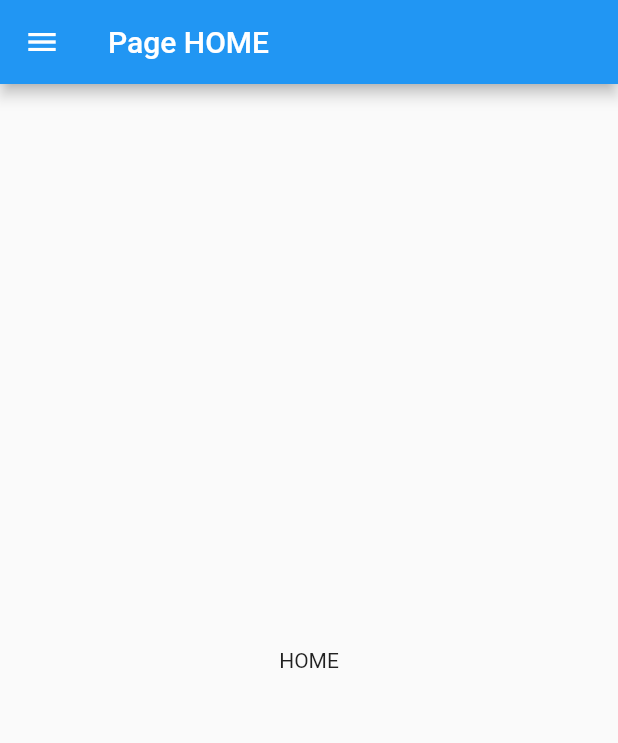
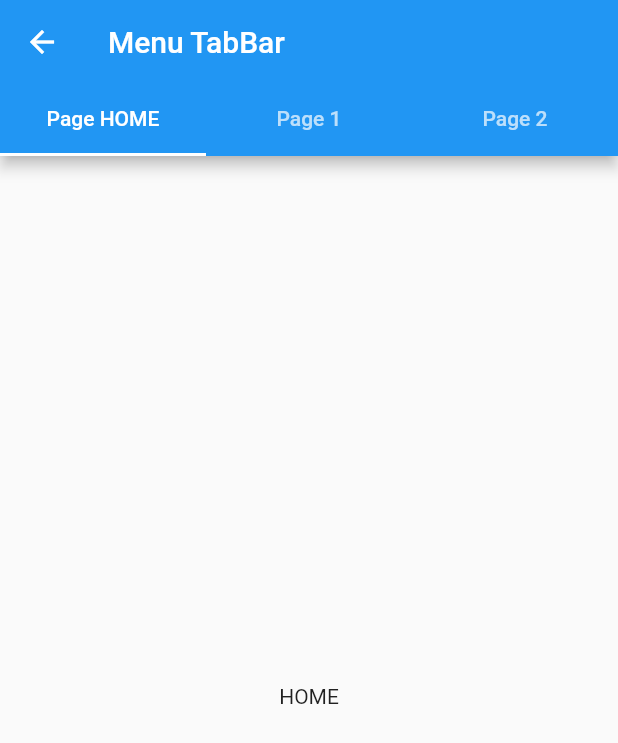
Before and after one commit to cristianms/teste_drawer, a Flutter app: the screen it shows after launch, after a tap on "Modelo 2", on a phone screen of 412 x 824 dp. Shown: the top 743 px of the screen. Run offline on Flutter 3.47's test engine with Material 2 defaults, Android fonts, the phone set to English and light mode, and no system bars.

Commit message:
Adicionado menu TabBar

```diff
--- a/lib/main.dart
+++ b/lib/main.dart
@@ -1,6 +1,7 @@
 import 'package:flutter/cupertino.dart';
 import 'package:flutter/material.dart';
 import 'package:testedrawer/pages/home_drawer.dart';
+import 'package:testedrawer/pages/home_tab_bar.dart';
 import 'package:testedrawer/pages/page_1.dart';
 import 'package:testedrawer/pages/page_2.dart';
 import 'package:testedrawer/pages/page_home.dart';
@@ -55,7 +56,7 @@ class _MyHomePageState extends State<MyHomePage> {
               child: Text("Modelo 2"),
               onPressed: () {
                 Navigator.push(context, MaterialPageRoute(
-                    builder: (context) => HomeDrawer()
+                    builder: (context) => HomeTabBar()
                 ));
               },
             ),
--- /dev/null
+++ b/lib/pages/home_tab_bar.dart
@@ -0,0 +1,27 @@
+import 'package:flutter/material.dart';
+import 'package:testedrawer/pages/page_1.dart';
+import 'package:testedrawer/pages/page_2.dart';
+import 'package:testedrawer/pages/page_home.dart';
+
+class HomeTabBar extends StatelessWidget {
+
+  final pages = [PageHome(), Page1(), Page2()];
+
+  @override
+  Widget build(BuildContext context) {
+    return DefaultTabController(
+      length: pages.length,
+        child: Scaffold(
+          appBar: AppBar(
+            title: Text("Menu TabBar"),
+            bottom: TabBar(tabs: [
+              Tab(text: pages[0].titulo),
+              Tab(text: pages[1].titulo),
+              Tab(text: pages[2].titulo),
+            ]),
+          ),
+          body: TabBarView(children: pages),
+        ),
+    );
+  }
+}
```
